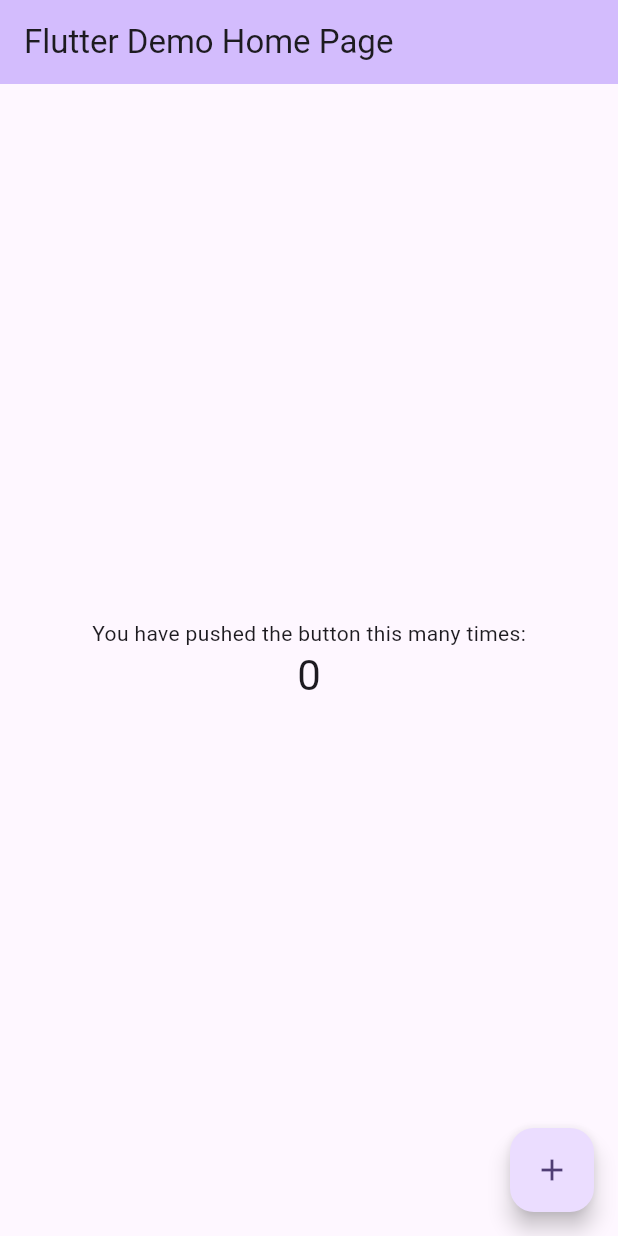
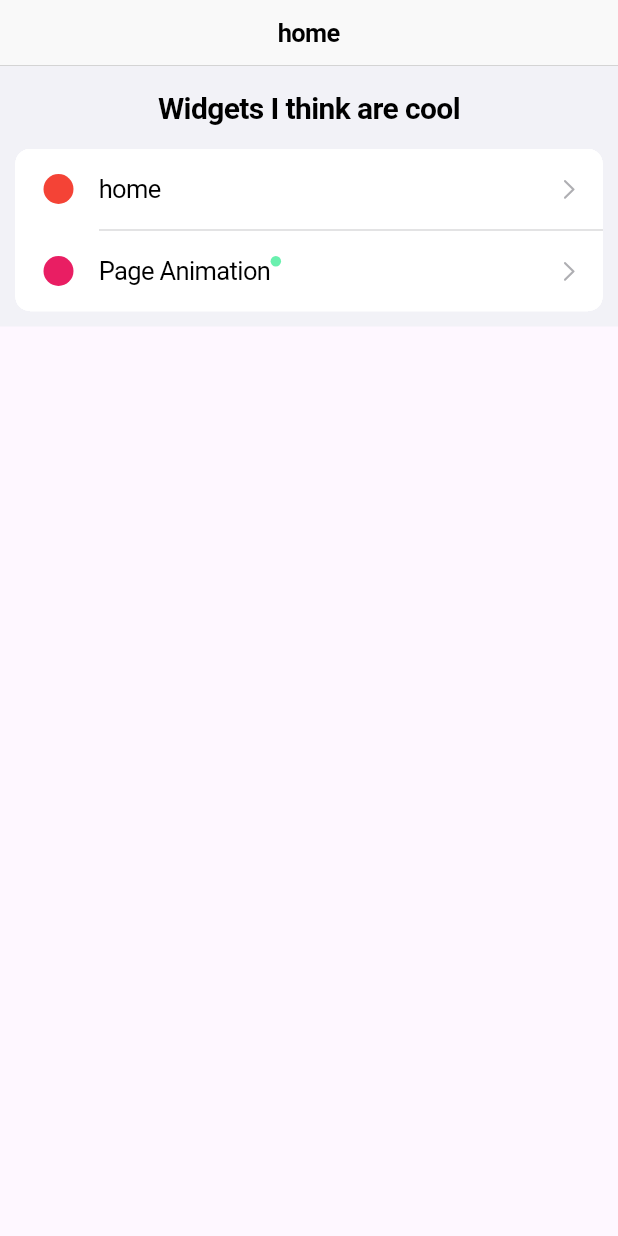
Before and after one commit to EsinShadrach/flutter_playground, a Flutter app: the screen it shows after launch, on a phone screen of 412 x 824 dp. Run offline on Flutter 3.47's test engine with Material 3 defaults, Android fonts, the phone set to English and light mode, and no system bars.

Commit message:
Added Route Transitioning Example

```diff
--- a/lib/main.dart
+++ b/lib/main.dart
@@ -1,4 +1,6 @@
+import 'package:flutter/cupertino.dart';
 import 'package:flutter/material.dart';
+import 'package:flutter_playground/routes.dart';
 
 void main() {
   runApp(const MyApp());
@@ -11,58 +13,127 @@ class MyApp extends StatelessWidget {
   Widget build(BuildContext context) {
     return MaterialApp(
       title: 'Flutter Demo',
+      routes: routes,
+      debugShowCheckedModeBanner: false,
+      onUnknownRoute: (settings) {
+        return MaterialPageRoute(
+          builder: (context) => const Scaffold(
+            body: Center(
+              child: Text('Page not found'),
+            ),
+          ),
+        );
+      },
       theme: ThemeData(
         colorScheme: ColorScheme.fromSeed(seedColor: Colors.deepPurple),
         useMaterial3: true,
       ),
-      home: const MyHomePage(title: 'Flutter Demo Home Page'),
     );
   }
 }
 
-class MyHomePage extends StatefulWidget {
-  const MyHomePage({super.key, required this.title});
-
-  final String title;
-
-  @override
-  State<MyHomePage> createState() => _MyHomePageState();
-}
-
-class _MyHomePageState extends State<MyHomePage> {
-  int _counter = 0;
-
-  void _incrementCounter() {
-    setState(() {
-      _counter++;
-    });
-  }
+class HomePage extends StatelessWidget {
+  const HomePage({super.key});
 
   @override
   Widget build(BuildContext context) {
+    String convertMapToString(String data) {
+      if (data == "/") {
+        return "home";
+      }
+
+      // Firstly remove the slash
+      String removedSlash = data.replaceAll("/", " ");
+
+      // Convert all - to space
+      String removedDash = removedSlash.replaceAll("-", " ").trim();
+
+      // Convert to title case
+      var toTitleCase = removedDash
+          .split(" ")
+          .map(
+            (e) => e.substring(0, 1).toUpperCase() + e.substring(1),
+          )
+          .join(" ");
+      return toTitleCase;
+    }
+
+    var currentRoute = ModalRoute.of(context)!.settings.name ?? '';
+
     return Scaffold(
-      appBar: AppBar(
-        backgroundColor: Theme.of(context).colorScheme.inversePrimary,
-        title: Text(widget.title),
+      appBar: CupertinoNavigationBar(
+        middle: Text(convertMapToString(currentRoute)),
       ),
-      body: Center(
-        child: Column(
-          mainAxisAlignment: MainAxisAlignment.center,
-          children: <Widget>[
-            const Text(
-              'You have pushed the button this many times:',
-            ),
-            Text(
-              '$_counter',
-              style: Theme.of(context).textTheme.headlineMedium,
+      body: SafeArea(
+        child: ListView(
+          children: [
+            CupertinoListSection.insetGrouped(
+              header: const SizedBox(
+                width: double.infinity,
+                child: Text(
+                  "Widgets I think are cool",
+                  textAlign: TextAlign.center,
+                ),
+              ),
+              margin: const EdgeInsets.symmetric(
+                vertical: 10,
+                horizontal: 10,
+              ),
+              children: List.generate(routes.length, (index) {
+                String route = routes.keys.toList()[index];
+                String pushRoute = routes.keys.toList()[index];
+                bool isPresentActiveRoute = currentRoute == pushRoute;
+
+                return CupertinoListTile.notched(
+                  leading: Container(
+                    height: 20,
+                    width: 20,
+                    decoration: ShapeDecoration(
+                      shape: const CircleBorder(),
+                      color: Colors.primaries[index % Colors.primaries.length],
+                    ),
+                  ),
+                  // Don't know why i used a stack here
+                  title: Stack(
+                    clipBehavior: Clip.none,
+                    children: [
+                      Text(convertMapToString(route)),
+                      if (!isPresentActiveRoute) ...[
+                        const GlowingBadge(),
+                      ],
+                    ],
+                  ),
+                  trailing: const CupertinoListTileChevron(),
+                  onTap: isPresentActiveRoute
+                      ? null
+                      : () {
+                          Navigator.of(context).pushNamed(pushRoute);
+                        },
+                );
+              }),
             ),
           ],
         ),
       ),
-      floatingActionButton: FloatingActionButton(
-        onPressed: _incrementCounter,
-        tooltip: 'Increment',
-        child: const Icon(Icons.add),
+    );
+  }
+}
+
+class GlowingBadge extends StatelessWidget {
+  const GlowingBadge({super.key});
+
+  @override
+  Widget build(BuildContext context) {
+    return Positioned(
+      right: -7,
+      top: 0,
+      child: Container(
+        width: 7,
+        height: 7,
+        decoration: const ShapeDecoration(
+          shape: CircleBorder(),
+          color: Colors.greenAccent,
+        ),
       ),
     );
   }
--- /dev/null
+++ b/lib/routes.dart
@@ -0,0 +1,13 @@
+import 'package:flutter/material.dart';
+import 'package:flutter_playground/main.dart';
+import 'package:flutter_playground/screens/page_animation/page_animation.dart';
+
+mixin AppRoutes {
+  static const String home = '/';
+  static const String pageAnimation = '/page-animation';
+}
+
+Map<String, WidgetBuilder> routes = {
+  AppRoutes.home: (context) => const HomePage(),
+  AppRoutes.pageAnimation: (context) => const PageAnimation(),
+};
```
Also changed, not shown: lib/screens/page_animation/page_animation.dart (added, +62 -0 lines), pubspec.lock, 4 other files.
